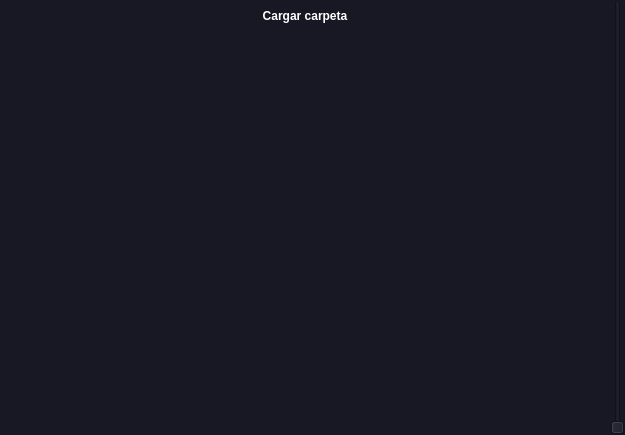
Qt form content/dicom_interfaz.ui (NicolasUdea/Info2_Taller4) before a commit.
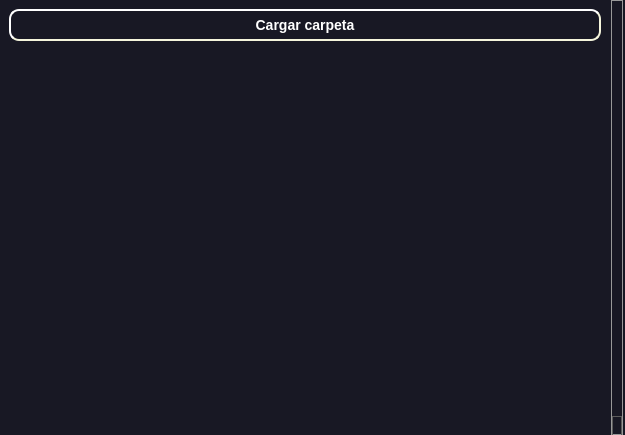
The same form after that commit.

Diff of the .ui file:
```diff
--- a/content/dicom_interfaz.ui
+++ b/content/dicom_interfaz.ui
@@ -45,12 +45,33 @@
         <widget class="QPushButton" name="load_folder">
          <property name="font">
           <font>
+           <pointsize>-1</pointsize>
            <weight>75</weight>
+           <italic>false</italic>
            <bold>true</bold>
           </font>
          </property>
          <property name="styleSheet">
-          <string notr="true">color: rgb(255, 255, 255);</string>
+          <string notr="true">QPushButton {
+    background-color: qlineargradient(x1: 0, y1: 0, x2: 0, y2: 1,
+                                      stop: 0 #006400, stop: 1 #008000);
+    border-style: outset;
+    border-width: 2px;
+    border-radius: 10px;
+    border-color: beige;
+    font: bold 14px;
+    min-width: 10em;
+    padding: 6px;
+    color: white;
+}
+
+QPushButton:hover {
+    background-color: qlineargradient(x1: 0, y1: 0, x2: 0, y2: 1,
+                                      stop: 0 #008000, stop: 1 #006400);
+    border-style: inset;
+}
+
+</string>
          </property>
          <property name="text">
           <string>Cargar carpeta</string>
@@ -121,6 +142,23 @@
     </item>
     <item>
      <widget class="QSlider" name="verticalSlider">
+      <property name="styleSheet">
+       <string notr="true">QSlider::groove:vertical {
+    border: 1px solid #999999;
+    width: 10px; /* Cambia esto para modificar el ancho del groove */
+    background: qlineargradient(x1: 0, y1: 0, x2: 0, y2: 1,
+                                stop: 0 #006400, stop: 1 #00008B);
+}
+
+QSlider::handle:vertical {
+    background: qlineargradient(x1:0, y1:0, x2:1, y2:1,
+                                stop:0 #b4b4b4, stop:1 #8f8f8f);
+    border: 1px solid #5c5c5c;
+    height: 18px;
+    margin: -2px 0; /* expand outside the groove */
+}
+</string>
+      </property>
       <property name="orientation">
        <enum>Qt::Vertical</enum>
       </property>
```
Left out of the diff: 4 changed lines with no effect on the pictures.
